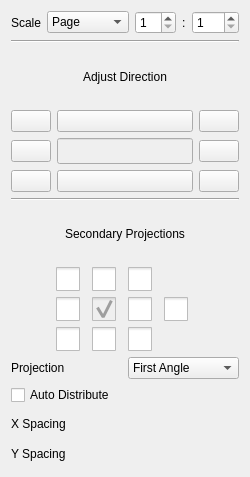
Old version of the form src/Mod/TechDraw/Gui/TaskProjGroup.ui in the repository southseact-3d/fcd.
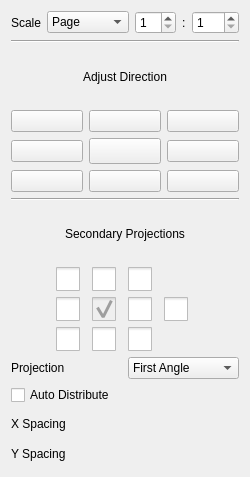
New version of the form. Icons and pictures are not drawn. Custom widgets are drawn as their Qt base class.

Patch:
```diff
--- a/src/Mod/TechDraw/Gui/TaskProjGroup.ui
+++ b/src/Mod/TechDraw/Gui/TaskProjGroup.ui
@@ -240,10 +240,7 @@
       </widget>
      </item>
      <item row="1" column="1">
-      <widget class="QLineEdit" name="lePrimary">
-       <property name="enabled">
-        <bool>false</bool>
-       </property>
+      <widget class="QPushButton" name="lePrimary">
        <property name="font">
         <font>
          <pointsize>11</pointsize>
@@ -258,12 +255,6 @@
        <property name="toolTip">
         <string>Current primary view direction</string>
        </property>
-       <property name="alignment">
-        <set>Qt::AlignCenter</set>
-       </property>
-       <property name="readOnly">
-        <bool>true</bool>
-       </property>
       </widget>
      </item>
      <item row="1" column="2">
```
Left out of the diff: 3 changed lines with no effect on the pictures.
